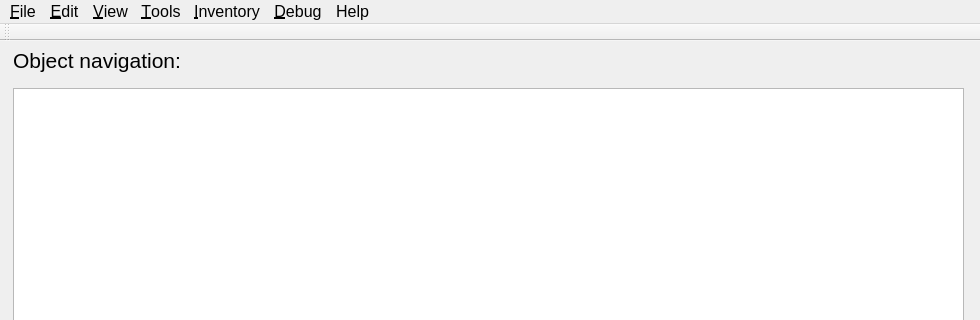
Before: the Qt Designer form Server/Scripts/GenJMRI/ui/Main_Frame.ui in jonasbjurel/myRailIO, drawn with Qt 5; both pictures show x 0 to 980 and y 0 to 320 of the 980 by 844 pixel window.
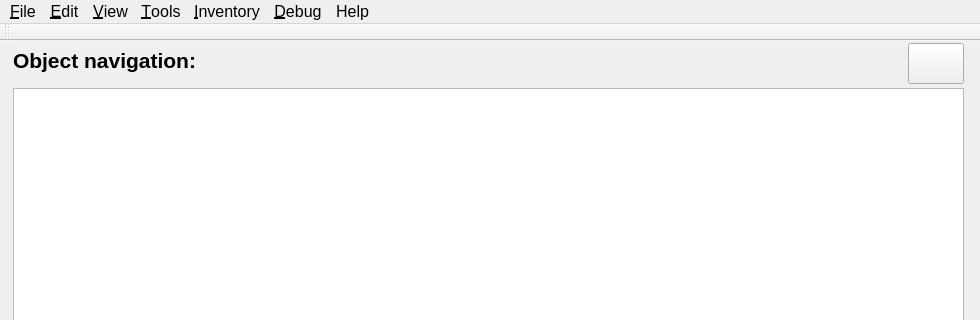
After: the same form once the commit is applied. Icons and pictures are not drawn.

Commit message: A System alarm concept has been developed: It provides mechanisms to register alarm objects from other genJMRI objects; raise-, and cease alarms with various meta-data; expose- and filter alarms through the genJMRI GUI, etc.

```diff
--- a/Server/Scripts/GenJMRI/ui/Main_Frame.ui
+++ b/Server/Scripts/GenJMRI/ui/Main_Frame.ui
@@ -47,7 +47,7 @@
      </font>
     </property>
     <property name="text">
-     <string>&lt;html&gt;&lt;head/&gt;&lt;body&gt;&lt;p&gt;&lt;span style=&quot; font-size:16pt;&quot;&gt;Object navigation:&lt;/span&gt;&lt;/p&gt;&lt;/body&gt;&lt;/html&gt;</string>
+     <string>&lt;html&gt;&lt;head/&gt;&lt;body&gt;&lt;p&gt;&lt;span style=&quot; font-size:16pt; font-weight:600;&quot;&gt;Object navigation:&lt;/span&gt;&lt;/p&gt;&lt;/body&gt;&lt;/html&gt;</string>
     </property>
    </widget>
    <widget class="QPushButton" name="restartPushButton">
@@ -177,6 +177,22 @@
      <bool>false</bool>
     </attribute>
    </widget>
+   <widget class="QPushButton" name="alarmPushButton">
+    <property name="geometry">
+     <rect>
+      <x>908</x>
+      <y>2</y>
+      <width>56</width>
+      <height>41</height>
+     </rect>
+    </property>
+    <property name="whatsThis">
+     <string>Color of alarm bell represents the currently most severe active alarm: Red: A-level alarm, Orange: B-Level alarm, Yellow: C-Level alarm, Grey: No active alarm</string>
+    </property>
+    <property name="text">
+     <string/>
+    </property>
+   </widget>
   </widget>
   <widget class="QMenuBar" name="menubar">
    <property name="geometry">
```
Left out of the diff: 11 changed lines with no effect on the pictures. The commit also changes 25 other files.
